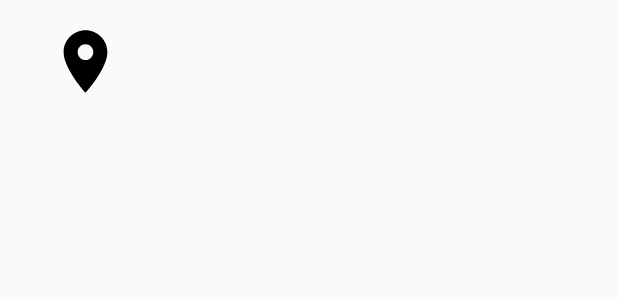
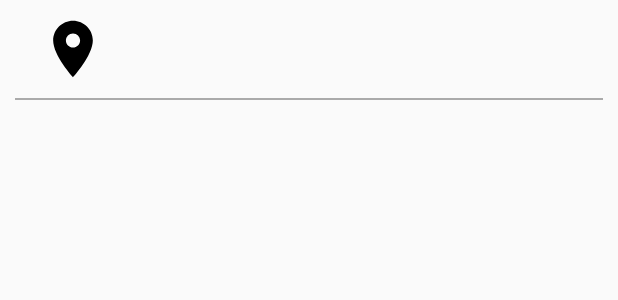
Before and after one commit to Karimgasmi47/WeatherApp, an Android app: the layout adapter_city.xml on its own in the app's theme, with its tools: preview values and no code run, on a phone screen of 412 x 824 dp. Shown: the top 300 px of the screen. Run offline under Robolectric (Android 15) with nearby library versions, the phone set to English and light mode, and no system bars; network calls fail.

```diff
--- a/app/src/main/java/gasmi/monteleone/weatherapp/CityWeather.java
+++ b/app/src/main/java/gasmi/monteleone/weatherapp/CityWeather.java
@@ -124,9 +124,6 @@ public class CityWeather implements JsonDeserializer<CityWeather> {
 
         JsonObject mainObj = jsonObject.get("main").getAsJsonObject();
 
-
-
-
         cw.setDescription(weatherObj.get("description").getAsString());
         cw.setMain(weatherObj.get("main").getAsString());
         cw.setMainTemp(mainObj.get("temp").getAsString());
--- a/app/src/main/java/gasmi/monteleone/weatherapp/DetailCity.java
+++ b/app/src/main/java/gasmi/monteleone/weatherapp/DetailCity.java
@@ -47,7 +47,7 @@ public class DetailCity extends AppCompatActivity {
         GsonRequest<CityWeather> request = new GsonRequest<>(url, CityWeather.class, null,
                 new Response.Listener<CityWeather>() {
                     @Override
-                    public void onResponse( CityWeather response) {
+                    public void onResponse(CityWeather response) {
 
                         // Traiter la réponse ici
                         Log.d("CityName :", response.toString());
@@ -59,8 +59,6 @@ public class DetailCity extends AppCompatActivity {
                         mainTemp.setText("Temp :" + String.valueOf(response.getMainTemp()));
                         mainTemp_min.setText("Temp min :" + String.valueOf(response.getMainTemp_min()));
                         mainTemp_max.setText("Temp max :" + String.valueOf(response.getMainTemp_max()));
-
-
 
                     }
                 },
--- a/app/src/main/res/layout/adapter_city.xml
+++ b/app/src/main/res/layout/adapter_city.xml
@@ -1,17 +1,9 @@
 <?xml version="1.0" encoding="utf-8"?>
 <LinearLayout xmlns:android="http://schemas.android.com/apk/res/android"
     android:orientation="horizontal" android:layout_width="match_parent"
-    android:padding="@dimen/activity_horizontal_margin"
+    android:padding="10dp"
     android:gravity="center_vertical"
     android:layout_height="wrap_content">
-
-
-    <ImageView
-        android:layout_width="50dp"
-        android:layout_height="50dp"
-        android:src="@drawable/ic_place_black_24dp"
-        android:layout_marginLeft="@dimen/activity_horizontal_margin"
-        />
 
 
     <LinearLayout
@@ -19,12 +11,36 @@
         android:layout_height="wrap_content"
         android:orientation="vertical">
 
-        <TextView
-            android:id="@+id/nom"
+
+        <LinearLayout
             android:layout_width="match_parent"
-            android:layout_height="wrap_content" />
+            android:layout_height="wrap_content"
+            android:orientation="horizontal"
+            android:paddingBottom="10dp">
+
+            <ImageView
+                android:layout_width="45dp"
+                android:layout_height="45dp"
+                android:src="@drawable/ic_place_black_24dp"
+                android:layout_marginLeft="@dimen/activity_horizontal_margin"
+                />
+
+            <TextView
+                android:id="@+id/nom"
+                android:layout_width="match_parent"
+                android:layout_height="match_parent"
+                android:layout_marginLeft="10dp"
+                android:layout_marginTop="10dp"/>
+
+        </LinearLayout>
+
+        <View
+            android:layout_width="match_parent"
+            android:layout_height="1dp"
+            android:background="@android:color/darker_gray"/>
 
     </LinearLayout>
 
 
+
 </LinearLayout>
--- a/app/src/main/res/layout/content_first.xml
+++ b/app/src/main/res/layout/content_first.xml
@@ -5,10 +5,8 @@
     android:id="@+id/content_first"
     android:layout_width="match_parent"
     android:layout_height="match_parent"
-    android:paddingBottom="16dp"
-    android:paddingLeft="16dp"
-    android:paddingRight="16dp"
-    android:paddingTop="64dp"
+
+    android:paddingTop="55dp"
     tools:context="gasmi.monteleone.weatherapp.FirstActivity"
     tools:showIn="@layout/activity_first">
 
```
Also changed, not shown: app/src/main/res/layout/content_detail_city.xml (+28 -32 lines).
